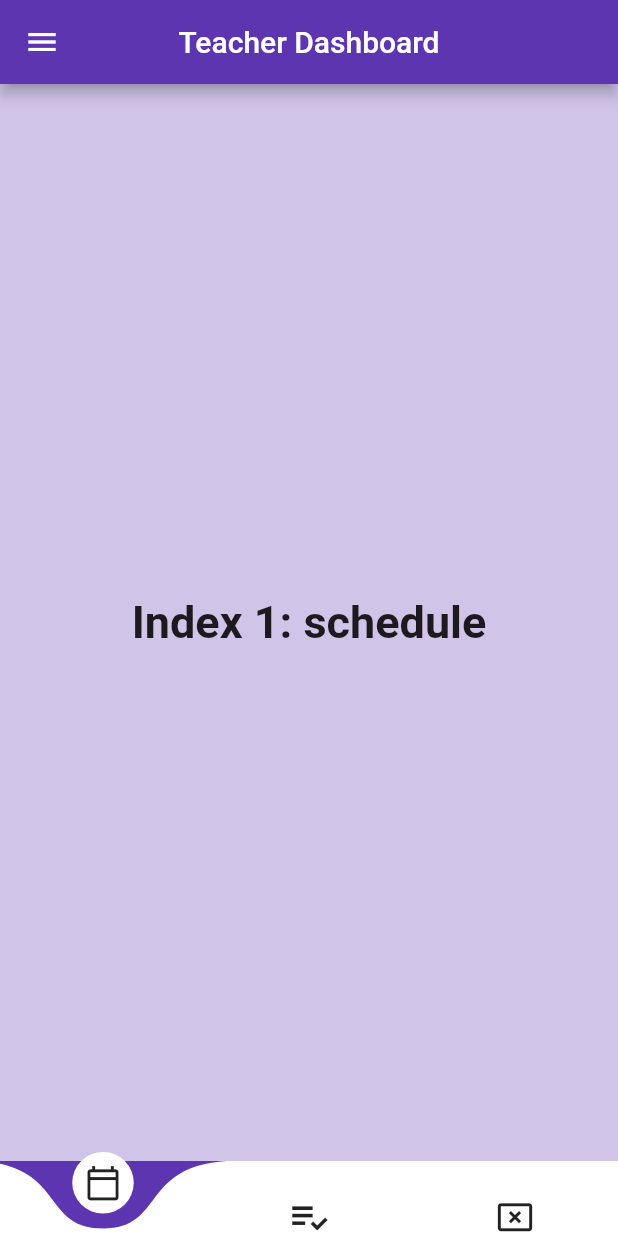
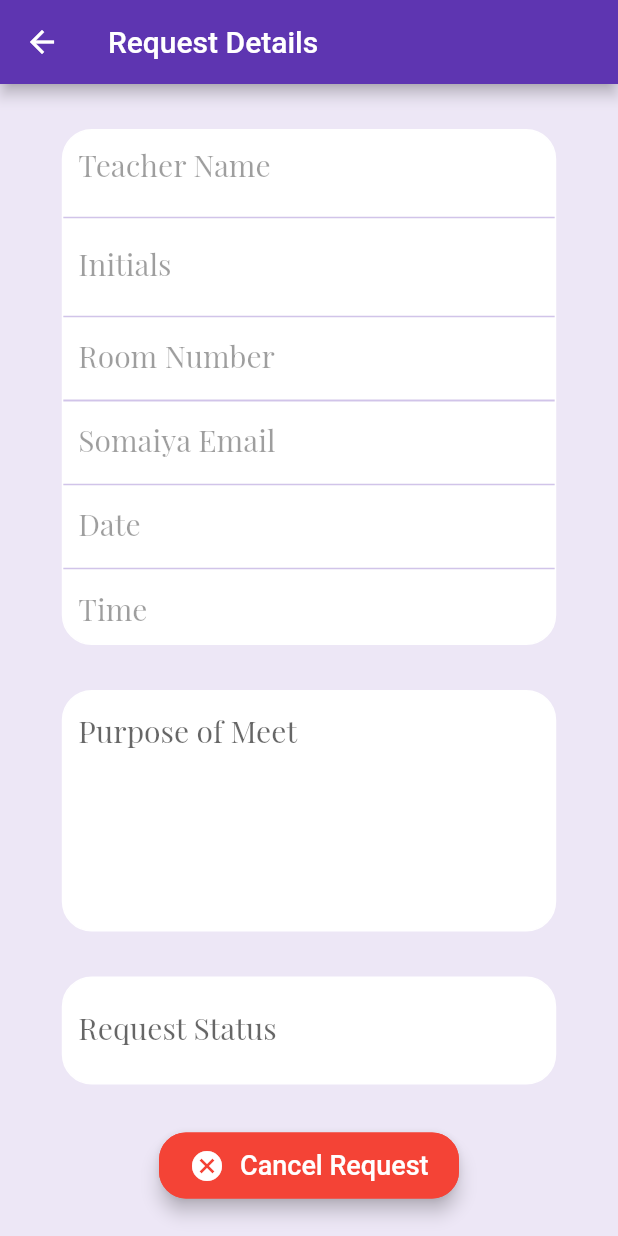
Before and after one commit to Bhavik-20/Flutter_AppointmentApp, a Flutter app: the screen it shows after launch, on a phone screen of 412 x 824 dp. Run offline on Flutter 3.47's test engine with Material 2 defaults, Android fonts, the phone set to English and light mode, and no system bars; drawn by our look-alikes of curved_navigation_bar; our stand-ins replace flutter_svg, google_fonts.

Commit message:
Teacher Status request and student status request

```diff
--- a/lib/main.dart
+++ b/lib/main.dart
@@ -2,12 +2,14 @@ import 'dart:ui';
 import 'package:flutter/material.dart';
 import 'package:flutter_appointment_app/pages/role.dart';
 import 'package:flutter_appointment_app/pages/student_login.dart';
+import 'package:flutter_appointment_app/pages/student_request_status.dart';
 import 'package:flutter_appointment_app/pages/student_signup.dart';
 import 'package:flutter_appointment_app/pages/teacher_accepted_list.dart';
 import 'package:flutter_appointment_app/pages/teacher_dashboard.dart';
 import 'package:flutter_appointment_app/pages/teacher_history.dart';
 import 'package:flutter_appointment_app/pages/teacher_login.dart';
 import 'package:flutter_appointment_app/pages/teacher_request_details.dart';
+import 'package:flutter_appointment_app/pages/teacher_request_status.dart';
 import 'package:flutter_appointment_app/pages/teacher_signup.dart';
 import 'package:flutter_appointment_app/pages/student__dashboard.dart';
 import 'package:flutter_appointment_app/pages/student_search_teacher.dart';
@@ -24,7 +26,7 @@ void main() {
   runApp(MaterialApp(
     routes: {
       //'/': (context) => role()
-      '/': (context) => teacher_dashboard()
+      '/': (context) => student_request_status()
     },
   ));
 }
--- /dev/null
+++ b/lib/pages/student_request_status.dart
@@ -0,0 +1,269 @@
+import 'dart:ui';
+import 'package:flutter/cupertino.dart';
+import 'package:flutter/material.dart';
+
+void main()
+{
+  runApp(student_request_status());
+}
+
+class student_request_status extends StatefulWidget {
+  @override
+  _student_request_statusState createState() => _student_request_statusState();
+}
+
+class _student_request_statusState extends State<student_request_status> {
+  @override
+  Widget build(BuildContext context) {
+    Size size = MediaQuery.of(context).size;
+    return Scaffold(
+      backgroundColor: Colors.deepPurple[50],
+      appBar: AppBar(
+        title:Text('Request Details'),
+        leading: Icon(Icons.arrow_back),
+        backgroundColor: Colors.deepPurple[600],
+      ),
+      body: SingleChildScrollView(
+        child: Column(
+          children: [
+            SizedBox(height: 30.0,),
+            Center(
+              child: Container(
+                decoration: BoxDecoration(
+                    color: Colors.white,
+                    border: Border.all(
+                      color: Colors.white,
+                    ),
+                    borderRadius: BorderRadius.all(Radius.circular(20))
+                ),
+                // color: Colors.white,
+                width: size.width*0.8,
+                child: Column(
+                  children: [
+                    Container(
+                      height:50.0,
+                      padding: EdgeInsets.fromLTRB(10, 0, 0, 0),
+                      child: TextField(
+                        style: TextStyle(
+                            fontSize: 20.0,
+                            fontFamily: 'playfair'
+                        ),
+                        enabled: false,
+                        autocorrect: false,
+                        autofocus: false,
+                        cursorColor: Colors.black,
+                        decoration: new InputDecoration(
+                          labelText: 'Teacher Name',
+                          border: InputBorder.none,
+                        ),
+                      ),
+                    ),
+                    Divider(
+                      color: Colors.deepPurple[100],
+                      thickness: 1,
+                    ),
+                    Container(
+                      height:50.0,
+                      padding: EdgeInsets.fromLTRB(10, 0, 0, 0),
+                      child: TextField(
+                        style: TextStyle(
+                            fontSize: 20.0,
+                            fontFamily: 'playfair'
+                        ),
+                        enabled: false,
+                        autocorrect: false,
+                        autofocus: false,
+                        cursorColor: Colors.black,
+                        decoration: new InputDecoration(
+                          labelText: 'Initials',
+                          border: InputBorder.none,
+                        ),
+                      ),
+                    ),
+                    Divider(
+                      color: Colors.deepPurple[100],
+                      thickness: 1,
+                    ),
+                    Container(
+                      height:40.0,
+                      padding: EdgeInsets.fromLTRB(10, 0, 0, 0),
+                      child: TextField(
+                        style: TextStyle(
+                            fontSize: 20.0,
+                            fontFamily: 'playfair'
+                        ),
+                        enabled: false,
+                        autocorrect: false,
+                        autofocus: false,
+                        cursorColor: Colors.black,
+                        decoration: new InputDecoration(
+                          labelText: 'Room Number',
+                          border: InputBorder.none,
+                        ),
+                      ),
+                    ),
+                    Divider(
+                      color: Colors.deepPurple[100],
+                      thickness: 1.3,
+                    ),
+                    Container(
+                      height:40.0,
+                      padding: EdgeInsets.fromLTRB(10, 0, 0, 0),
+                      child: TextField(
+                        style: TextStyle(
+                            fontSize: 20.0,
+                            fontFamily: 'playfair'
+                        ),
+                        enabled: false,
+                        autocorrect: false,
+                        autofocus: false,
+                        cursorColor: Colors.black,
+                        decoration: new InputDecoration(
+                          labelText: 'Somaiya Email',
+                          border: InputBorder.none,
+                        ),
+                      ),
+                    ),
+                    Divider(
+                      color: Colors.deepPurple[100],
+                      thickness: 1,
+                    ),
+                    Container(
+                      height:40.0,
+                      padding: EdgeInsets.fromLTRB(10, 0, 0, 0),
+                      child: TextField(
+                        style: TextStyle(
+                            fontSize: 20.0,
+                            fontFamily: 'playfair'
+                        ),
+                        enabled: false,
+                        autocorrect: false,
+                        autofocus: false,
+                        cursorColor: Colors.black,
+                        decoration: new InputDecoration(
+                          labelText: 'Date',
+                          border: InputBorder.none,
+                        ),
+                      ),
+                    ),
+                    Divider(
+                      color: Colors.deepPurple[100],
+                      thickness: 1,
+                    ),
+                    Container(
+                      height:42.0,
+                      padding: EdgeInsets.fromLTRB(10, 0, 0, 0),
+                      child: TextField(
+                        style: TextStyle(
+                            fontSize: 20.0,
+                            fontFamily: 'playfair'
+                        ),
+                        enabled: false,
+                        autocorrect: false,
+                        autofocus: false,
+                        cursorColor: Colors.black,
+                        decoration: new InputDecoration(
+                          labelText: 'Time',
+                          border: InputBorder.none,
+                        ),
+                      ),
+                    ),
+                  ],
+                ),
+              ),
+            ),
+            SizedBox(height: 30.0,),
+            Center(
+                child: Container(
+                  padding: EdgeInsets.fromLTRB(10, 0, 0, 0),
+                  decoration: BoxDecoration(
+                      color: Colors.white,
+                      border: Border.all(
+                        color: Colors.white,
+                      ),
+                      borderRadius: BorderRadius.all(Radius.circular(20))
+                  ),
+                  // color: Colors.white,
+                  width: size.width*0.8,
+                  child: Container(
+                    child: TextField(
+                      style: TextStyle(
+                          fontSize: 20.0,
+                          fontFamily: 'playfair'
+                      ),
+                      maxLines: 5,
+                      autocorrect: false,
+                      autofocus: false,
+                      cursorColor: Colors.black,
+                      decoration: new InputDecoration(
+                        hintText: 'Purpose of Meet',
+                        border: InputBorder.none,
+                      ),
+                    ),
+                  ),
+                )
+            ),
+            SizedBox(height: 30.0,),
+            Center(
+                child: Container(
+                  padding: EdgeInsets.fromLTRB(10, 0, 0, 0),
+                  decoration: BoxDecoration(
+                      color: Colors.white,
+                      border: Border.all(
+                        color: Colors.white,
+                      ),
+                      borderRadius: BorderRadius.all(Radius.circular(20))
+                  ),
+                  // color: Colors.white,
+                  width: size.width*0.8,
+                  child: Container(
+                    child: TextField(
+                      style: TextStyle(
+                          fontSize: 20.0,
+                          fontFamily: 'playfair'
+                      ),
+                      autocorrect: false,
+                      autofocus: false,
+                      cursorColor: Colors.black,
+                      decoration: new InputDecoration(
+                        hintText: 'Approved',
+                        labelText: 'Request Status',
+                        border: InputBorder.none,
+                      ),
+                    ),
+                  ),
+                )
+            ),
+            SizedBox(height: 30.0,),
+            Container(
+              width: 200 ,
+              child: RaisedButton(
+                onPressed: () => {},
+                color: Colors.red,
+                hoverColor: Colors.red[200],
+                shape: RoundedRectangleBorder(
+                  borderRadius: BorderRadius.circular(18.0),
+                  side: BorderSide(color: Colors.red),
+                ),
+                elevation: 5,
+                padding: EdgeInsets.fromLTRB(20.0,10,20,10),
+                child: Row( // Replace with a Row for horizontal icon + text
+                  children: <Widget>[
+                    Icon(Icons.cancel , color: Colors.white,),
+                    SizedBox(width: 10.0,),
+                    Text("Cancel Request",
+                      style: TextStyle(
+                        color: Colors.white,
+                        fontSize: 18,
+                      ),)
+                  ],
+                ),
+              ),
+            ),
+            SizedBox(height: 20.0,),
+          ],
+        ),
+      ),
+    );
+  }
+}
```
Also changed, not shown: lib/pages/teacher_request_status.dart (added, +291 -0 lines).
